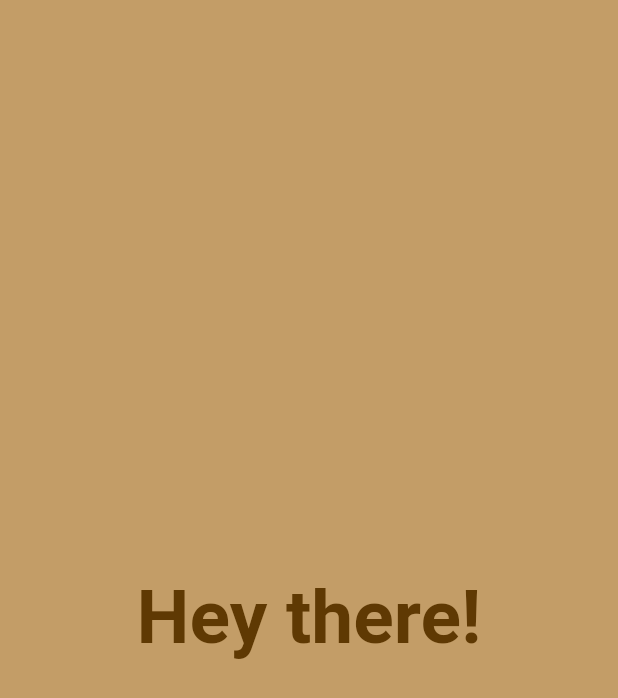
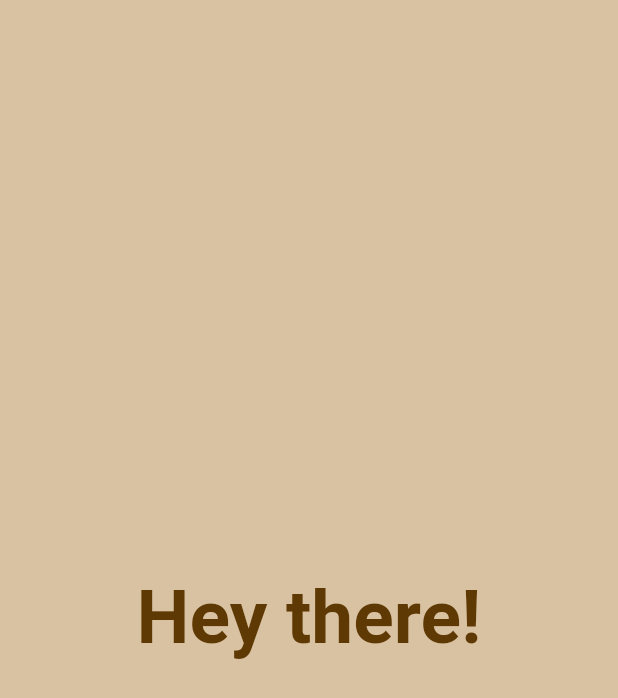
Before and after one commit to YannetGorob/randomly_changed_color, a Flutter app: the screen it shows after launch, on a phone screen of 412 x 824 dp. Shown: the top 698 px of the screen. Run offline on Flutter 3.47's test engine with Material 2 defaults, Android fonts, the phone set to English and light mode, and no system bars.

Commit message:
add opacity

```diff
--- a/lib/my_app.dart
+++ b/lib/my_app.dart
@@ -14,14 +14,16 @@ class _MyAppState extends State<MyApp> {
   static const int maxBack = 255;
   static const int minTitle = 0;
   static const int maxTitle = 155;
+  static const double opacityBack = 0.6;
+  static const double opacityTitle = 1;
+
   Color backgroundColor = Colors.white;
   Color titleColor = Colors.black;
 
   @override
   void initState() {
-    backgroundColor = _getRandomColor(minBack, maxBack);
-    titleColor = _getRandomColor(minTitle, maxTitle);
-
+    backgroundColor = _getRandomColor(minBack, maxBack, opacityBack);
+    titleColor = _getRandomColor(minTitle, maxTitle, opacityTitle);
     super.initState();
   }
 
@@ -37,8 +39,8 @@ class _MyAppState extends State<MyApp> {
           onTap: () {
             setState(() {
               title = upperRandomLetter(title);
-              backgroundColor = _getRandomColor(minBack, maxBack);
-              titleColor = _getRandomColor(minTitle, maxTitle);
+              backgroundColor = _getRandomColor(minBack, maxBack, opacityBack);
+              titleColor = _getRandomColor(minTitle, maxTitle, opacityTitle);
             });
           },
           child: Container(
@@ -61,12 +63,16 @@ class _MyAppState extends State<MyApp> {
     );
   }
 
-  Color _getRandomColor(int min, int max) {
+  Color _getRandomColor(int min, int max, double opacity) {
+    if (opacity > 1 || opacity < 0) {
+      throw Exception(
+          'opacity is alpha channel of this color as a double, with 0.0 being transparent and 1.0 being fully opaque');
+    }
     final random = Random();
+
     final r = random.nextInt(max - min) + min;
     final g = random.nextInt(max - min) + min;
     final b = random.nextInt(max - min) + min;
-    const opacity = 1.0;
 
     return Color.fromRGBO(r, g, b, opacity);
   }
```
